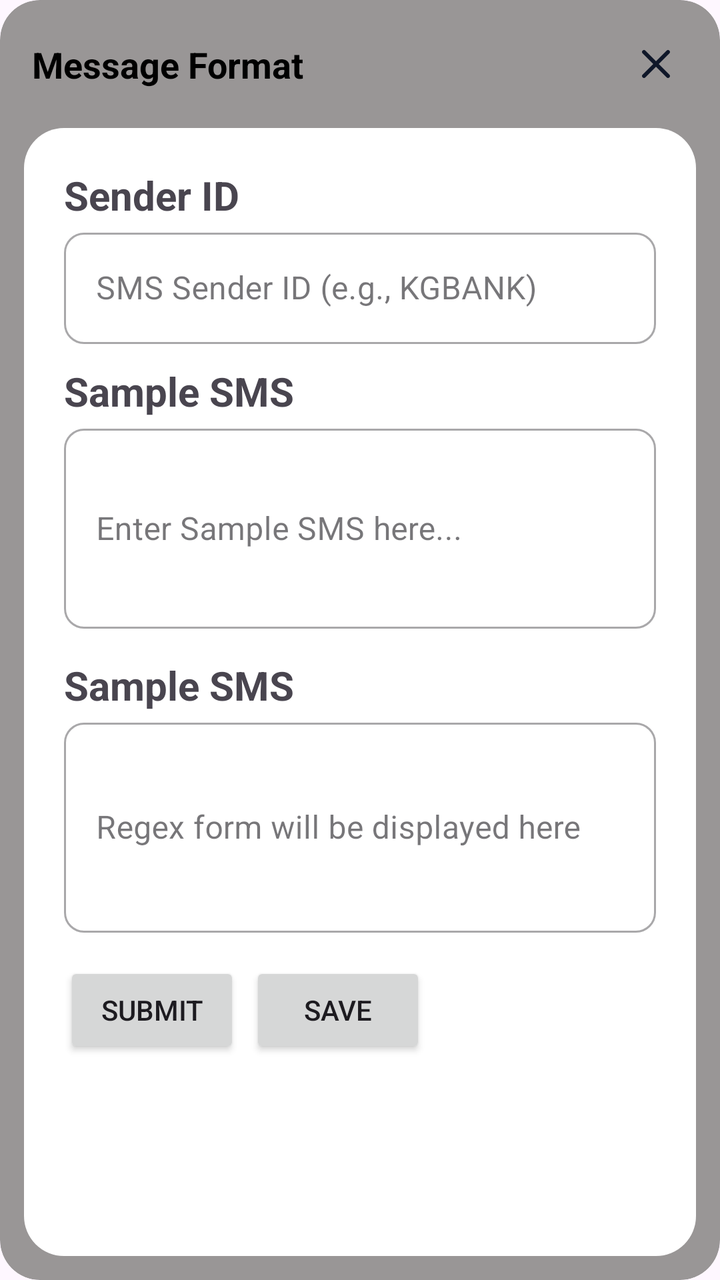
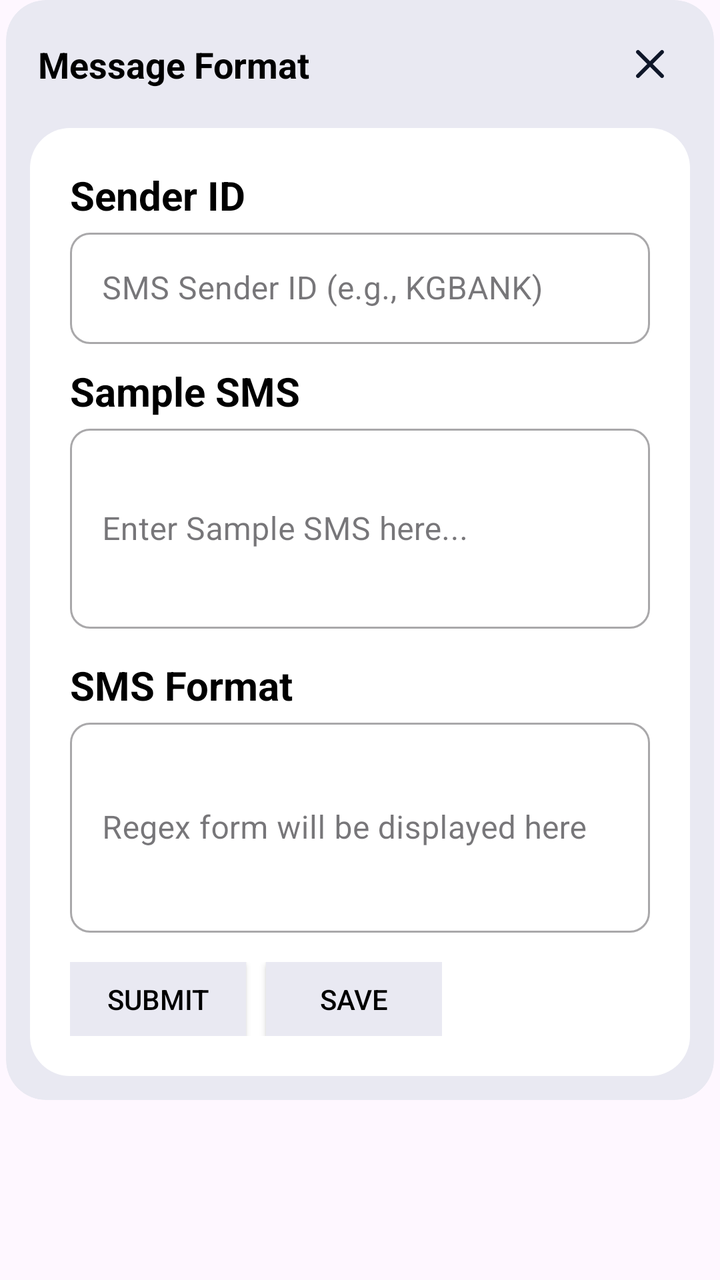

An Android layout rendered at two revisions. The XML below is the earlier revision; the diff shows what the commit changed to produce the second picture.
<!-- AndroidManifest.xml: application theme Theme.Miniproject -->
<!-- res/layout/setupdialog.xml -->
<androidx.constraintlayout.widget.ConstraintLayout xmlns:android="http://schemas.android.com/apk/res/android"
    xmlns:app="http://schemas.android.com/apk/res-auto"
    xmlns:tools="http://schemas.android.com/tools"
    android:layout_width="match_parent"
    android:layout_height="550dp"
    android:padding="12dp"
    android:background="@drawable/rect1"
    android:clipToOutline="true">

    <TextView
        android:id="@+id/dialogTitle"
        android:layout_width="0dp"
        android:layout_height="wrap_content"
        android:text="Message Format"
        android:textSize="18sp"
        android:textStyle="bold"
        android:textColor="@android:color/black"
        android:layout_marginStart="4dp"
        app:layout_constraintStart_toStartOf="parent"
        app:layout_constraintEnd_toStartOf="@+id/closeButton"
        app:layout_constraintTop_toTopOf="@+id/closeButton"
        app:layout_constraintBottom_toBottomOf="@+id/closeButton"/>

    <ImageButton
        android:id="@+id/closeButton"
        android:layout_width="40dp"
        android:layout_height="40dp"
        android:padding="8dp"
        android:scaleType="fitCenter"
        android:background="?attr/selectableItemBackgroundBorderless"
        android:src="@drawable/close_x_svgrepo_com"
        android:contentDescription="Close dialog"
        app:layout_constraintEnd_toEndOf="parent"
        app:layout_constraintTop_toTopOf="parent" />

    <LinearLayout
        android:id="@+id/contentLayout"
        android:layout_width="0dp"
        android:layout_height="0dp"
        android:layout_marginTop="12dp"
        android:background="@drawable/rect2"
        android:orientation="vertical"
        android:padding="20dp"
        app:layout_constraintTop_toBottomOf="@+id/closeButton"
        app:layout_constraintBottom_toBottomOf="parent"
        app:layout_constraintStart_toStartOf="parent"
        app:layout_constraintEnd_toEndOf="parent">
        <TextView
            android:layout_width="match_parent"
            android:layout_height="wrap_content"
            android:text="Sender ID"
            android:textStyle="bold"
            android:textSize="20sp"/>

        <com.google.android.material.textfield.TextInputLayout
            android:layout_width="match_parent"
            android:layout_height="wrap_content"
            style="@style/Widget.MaterialComponents.TextInputLayout.OutlinedBox"
            android:layout_marginBottom="10dp"
            app:boxBackgroundColor="@android:color/white"
            app:boxCornerRadiusTopStart="10dp"
            app:boxCornerRadiusTopEnd="10dp"
            app:boxCornerRadiusBottomStart="10dp"
            app:boxCornerRadiusBottomEnd="10dp">

            <com.google.android.material.textfield.TextInputEditText
                android:layout_width="match_parent"
                android:layout_height="wrap_content"
                android:inputType="textCapCharacters"
                android:hint="SMS Sender ID (e.g., KGBANK)" />

        </com.google.android.material.textfield.TextInputLayout>

        <TextView
            android:layout_width="match_parent"
            android:layout_height="wrap_content"
            android:text="Sample SMS"
            android:textStyle="bold"
            android:textSize="20sp"/>
        <com.google.android.material.textfield.TextInputLayout
            android:layout_width="match_parent"
            android:layout_height="120dp"
            style="@style/Widget.MaterialComponents.TextInputLayout.OutlinedBox"
            app:boxBackgroundColor="@android:color/white"
            app:boxCornerRadiusTopStart="10dp"
            app:boxCornerRadiusTopEnd="10dp"
            app:boxCornerRadiusBottomStart="10dp"
            app:boxCornerRadiusBottomEnd="10dp">

            <com.google.android.material.textfield.TextInputEditText
                android:layout_width="match_parent"
                android:layout_height="100dp"
                android:inputType="textCapCharacters"
                android:hint="Enter Sample SMS here..."/>
        </com.google.android.material.textfield.TextInputLayout>

        <TextView
            android:layout_width="match_parent"
            android:layout_height="wrap_content"
            android:text="Sample SMS"
            android:textStyle="bold"
            android:textSize="20sp"/>
        <com.google.android.material.textfield.TextInputLayout
            android:layout_width="match_parent"
            android:layout_height="125dp"
            style="@style/Widget.MaterialComponents.TextInputLayout.OutlinedBox"
            app:boxBackgroundColor="@android:color/white"
            app:boxCornerRadiusTopStart="10dp"
            app:boxCornerRadiusTopEnd="10dp"
            app:boxCornerRadiusBottomStart="10dp"
            app:boxCornerRadiusBottomEnd="10dp">

            <com.google.android.material.textfield.TextInputEditText
                android:layout_width="match_parent"
                android:layout_height="105dp"
                android:inputType="textCapCharacters"
                android:hint="Regex form will be displayed here" />

        </com.google.android.material.textfield.TextInputLayout>
        <LinearLayout
            android:layout_width="wrap_content"
            android:layout_height="wrap_content"
            android:orientation="horizontal">

            <androidx.appcompat.widget.AppCompatButton
                android:layout_width="wrap_content"
                android:layout_height="wrap_content"
                android:text="SUBMIT"
                android:layout_marginRight="5dp"
                />

            <androidx.appcompat.widget.AppCompatButton
                android:layout_width="wrap_content"
                android:layout_height="wrap_content"
                android:text="SAVE"/>
        </LinearLayout>

    </LinearLayout>

</androidx.constraintlayout.widget.ConstraintLayout>
<!-- resources referenced by this layout -->
<resources>
  <!-- drawable close_x_svgrepo_com (drawable) -->
  <vector xmlns:android="http://schemas.android.com/apk/res/android"
      android:width="800dp"
      android:height="800dp"
      android:viewportWidth="24"
      android:viewportHeight="24">
    <path
        android:pathData="M5.293,5.293C5.683,4.902 6.317,4.902 6.707,5.293L12,10.586L17.293,5.293C17.683,4.902 18.317,4.902 18.707,5.293C19.098,5.683 19.098,6.317 18.707,6.707L13.414,12L18.707,17.293C19.098,17.683 19.098,18.317 18.707,18.707C18.317,19.098 17.683,19.098 17.293,18.707L12,13.414L6.707,18.707C6.317,19.098 5.683,19.098 5.293,18.707C4.902,18.317 4.902,17.683 5.293,17.293L10.586,12L5.293,6.707C4.902,6.317 4.902,5.683 5.293,5.293Z"
        android:fillColor="#0F1729"
        android:fillType="evenOdd"/>
  </vector>
  <!-- drawable rect1 (drawable) -->
  <?xml version="1.0" encoding="utf-8"?>
  <shape xmlns:android="http://schemas.android.com/apk/res/android"
      android:shape="rectangle">
      <solid android:color="#999696"/>
      <corners android:radius="20dp"/>
  </shape>
  <!-- drawable rect2 (drawable) -->
  <?xml version="1.0" encoding="utf-8"?>
  <shape xmlns:android="http://schemas.android.com/apk/res/android"
      android:shape="rectangle">
      <solid android:color="#FFFFFF"/>
      <corners android:radius="20dp"/>
  </shape>
  <style name="Theme.Miniproject" parent="Base.Theme.Miniproject" />
  <style name="Base.Theme.Miniproject" parent="Theme.Material3.DayNight.NoActionBar">
          
          
      </style>
</resources>

<!-- the commit's change to res/layout/setupdialog.xml (unified diff, before → after) -->
@@ -1,8 +1,13 @@
-<androidx.constraintlayout.widget.ConstraintLayout xmlns:android="http://schemas.android.com/apk/res/android"
+<RelativeLayout
+    xmlns:android="http://schemas.android.com/apk/res/android"
+    android:layout_height="wrap_content"
+    android:layout_width="wrap_content">
+
+<androidx.constraintlayout.widget.ConstraintLayout
     xmlns:app="http://schemas.android.com/apk/res-auto"
-    xmlns:tools="http://schemas.android.com/tools"
     android:layout_width="match_parent"
     android:layout_height="550dp"
+    android:layout_marginHorizontal="3dp"
     android:padding="12dp"
     android:background="@drawable/rect1"
     android:clipToOutline="true">
@@ -50,6 +55,7 @@
             android:layout_height="wrap_content"
             android:text="Sender ID"
             android:textStyle="bold"
+            android:textColor="@color/black"
             android:textSize="20sp"/>
 
         <com.google.android.material.textfield.TextInputLayout
@@ -64,9 +70,10 @@
             app:boxCornerRadiusBottomEnd="10dp">
 
             <com.google.android.material.textfield.TextInputEditText
+                android:id="@+id/senderid"
                 android:layout_width="match_parent"
                 android:layout_height="wrap_content"
-                android:inputType="textCapCharacters"
+                android:textColor="@color/black"
                 android:hint="SMS Sender ID (e.g., KGBANK)" />
 
         </com.google.android.material.textfield.TextInputLayout>
@@ -76,6 +83,7 @@
             android:layout_height="wrap_content"
             android:text="Sample SMS"
             android:textStyle="bold"
+            android:textColor="@color/black"
             android:textSize="20sp"/>
         <com.google.android.material.textfield.TextInputLayout
             android:layout_width="match_parent"
@@ -89,16 +97,18 @@
 
             <com.google.android.material.textfield.TextInputEditText
                 android:layout_width="match_parent"
+                android:textColor="@color/black"
                 android:layout_height="100dp"
-                android:inputType="textCapCharacters"
+                android:id="@+id/samplesms"
                 android:hint="Enter Sample SMS here..."/>
         </com.google.android.material.textfield.TextInputLayout>
 
         <TextView
             android:layout_width="match_parent"
             android:layout_height="wrap_content"
-            android:text="Sample SMS"
+            android:text="SMS Format"
             android:textStyle="bold"
+            android:textColor="@color/black"
             android:textSize="20sp"/>
         <com.google.android.material.textfield.TextInputLayout
             android:layout_width="match_parent"
@@ -112,8 +122,10 @@
 
             <com.google.android.material.textfield.TextInputEditText
                 android:layout_width="match_parent"
+                android:id="@+id/resultTextview"
                 android:layout_height="105dp"
                 android:inputType="textCapCharacters"
+                android:textColor="@color/black"
                 android:hint="Regex form will be displayed here" />
 
         </com.google.android.material.textfield.TextInputLayout>
@@ -125,16 +137,23 @@
             <androidx.appcompat.widget.AppCompatButton
                 android:layout_width="wrap_content"
                 android:layout_height="wrap_content"
+                android:id="@+id/submitbtn"
                 android:text="SUBMIT"
-                android:layout_marginRight="5dp"
+                android:layout_marginRight="10dp"
+                android:background="@color/blockcolor"
+                android:textColor="@color/black"
                 />
 
             <androidx.appcompat.widget.AppCompatButton
                 android:layout_width="wrap_content"
                 android:layout_height="wrap_content"
-                android:text="SAVE"/>
+                android:background="@color/blockcolor"
+                android:id="@+id/savebtn"
+                android:text="SAVE"
+                android:textColor="@color/black"/>
         </LinearLayout>
 
     </LinearLayout>
 
 </androidx.constraintlayout.widget.ConstraintLayout>
+</RelativeLayout>
<!-- resource entries referenced after the edit -->
@@ -1,5 +1,7 @@
 <!-- resources referenced by this layout -->
 <resources>
+  <color name="black">#FF000000</color>
+  <color name="blockcolor">#E9E9F2</color>
   <!-- drawable close_x_svgrepo_com (drawable) -->
   <vector xmlns:android="http://schemas.android.com/apk/res/android"
       android:width="800dp"
@@ -15,7 +17,7 @@
   <?xml version="1.0" encoding="utf-8"?>
   <shape xmlns:android="http://schemas.android.com/apk/res/android"
       android:shape="rectangle">
-      <solid android:color="#999696"/>
+      <solid android:color="@color/blockcolor"/>
       <corners android:radius="20dp"/>
   </shape>
   <!-- drawable rect2 (drawable) -->
